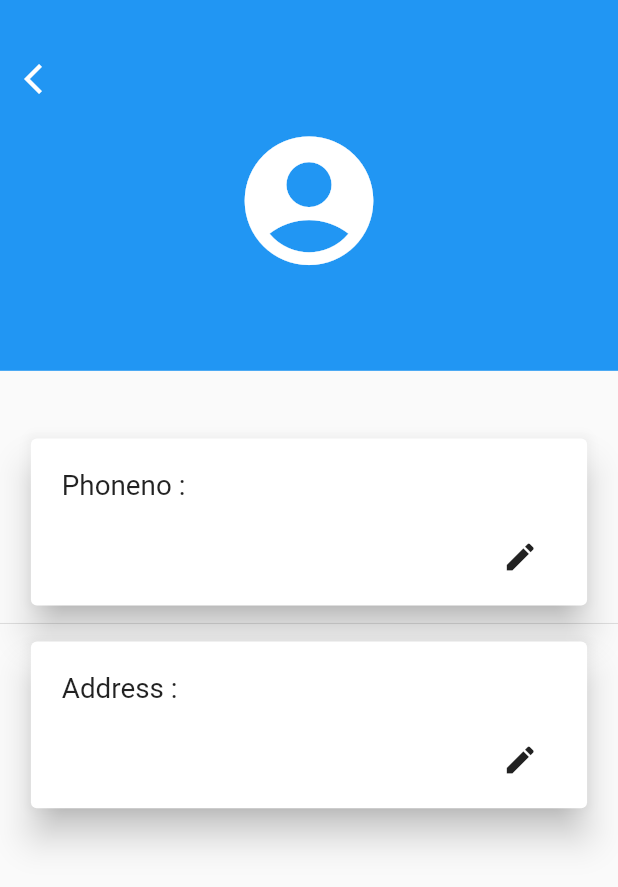
After one commit to swaadheenta/Online_grocery_app, a Flutter app: the Payment screen opened directly, after a tap on "Edit Details", on a phone screen of 412 x 824 dp. The commit adds this screen. Shown: the top 887 px of the screen. Run offline on Flutter 3.47's test engine with Material 2 defaults, Android fonts, the phone set to English and light mode, and no system bars; our stand-ins replace carousel_pro, cloud_firestore, firebase_auth, firebase_core; accounts and stored records are empty.

Commit message:
payment page completed !!

```diff
--- /dev/null
+++ b/lib/editprofile.dart
@@ -0,0 +1,251 @@
+import 'package:Online_grocery_app/Helpers/Devicesize.dart';
+import 'package:cloud_firestore/cloud_firestore.dart';
+import 'package:firebase_auth/firebase_auth.dart';
+import 'package:flutter/material.dart';
+
+class editadd extends StatefulWidget {
+  editadd({Key key}) : super(key: key);
+
+  @override
+  _editaddState createState() => _editaddState();
+}
+
+class _editaddState extends State<editadd> {
+  String phoneno = "";
+  String name = "";
+  String address = "";
+
+  Future<String> getpersonalinfo() async {
+    var docname = FirebaseAuth.instance.currentUser.uid.toString();
+    DocumentSnapshot ds = await FirebaseFirestore.instance
+        .collection("Orders")
+        .doc(docname)
+        .get();
+    setState(() {
+      phoneno = ds["phoneno"];
+      name = ds["name"];
+
+      address = ds["address"];
+    });
+
+    return "yes";
+  }
+
+  Future addphonenotofirebase() async {
+    var docname = FirebaseAuth.instance.currentUser.uid.toString();
+    await FirebaseFirestore.instance
+        .collection("Orders")
+        .doc(docname)
+        .update({"phoneno": phoneno});
+  }
+
+  Future addaddresstofirebase() async {
+    var docname = FirebaseAuth.instance.currentUser.uid;
+    await FirebaseFirestore.instance
+        .collection("Orders")
+        .doc(docname)
+        .update({"address": address});
+  }
+
+  Future<void> _displayTextInputDialogofphoneno(BuildContext context) async {
+    String codeDialog;
+    String valueText;
+
+    TextEditingController _textFieldController = TextEditingController();
+    return showDialog(
+        context: context,
+        builder: (context) {
+          return AlertDialog(
+            title: Text('Enter your phoneno'),
+            content: TextField(
+              onChanged: (value) {
+                setState(() {
+                  valueText = value;
+                });
+              },
+              controller: _textFieldController,
+              //decoration: InputDecoration(hintText: "Text Field in Dialog"),
+            ),
+            actions: <Widget>[
+              GestureDetector(
+                  onTap: () {
+                    setState(() {
+                      //  codeDialog = valueText;
+                      phoneno = valueText;
+                    });
+                    Navigator.pop(context);
+                    addphonenotofirebase();
+                  },
+                  child: Text(
+                    "Submit",
+                    style: TextStyle(color: Colors.blue),
+                  )),
+            ],
+          );
+        });
+  }
+
+  Future<void> _displayTextInputDialogofaddress(BuildContext context) async {
+    String codeDialog;
+    String valueText;
+
+    TextEditingController _textFieldController = TextEditingController();
+    return showDialog(
+        context: context,
+        builder: (context) {
+          return AlertDialog(
+            title: Text('Enter your address'),
+            content: TextField(
+              onChanged: (value) {
+                setState(() {
+                  valueText = value;
+                });
+              },
+              controller: _textFieldController,
+              //decoration: InputDecoration(hintText: "Text Field in Dialog"),
+            ),
+            actions: <Widget>[
+              GestureDetector(
+                  onTap: () {
+                    setState(() {
+                      //  codeDialog = valueText;
+                      address = valueText;
+                    });
+                    Navigator.pop(context);
+                    addaddresstofirebase();
+                  },
+                  child: Text(
+                    "Submit",
+                    style: TextStyle(color: Colors.blue),
+                  )),
+            ],
+          );
+        });
+  }
+
+  @override
+  Widget build(BuildContext context) {
+    getpersonalinfo();
+    return Scaffold(
+
+        body: Stack(alignment: Alignment.center, children: [
+          Positioned(
+            child: Container(
+              height: displayHeight(context),
+              width: displayWidth(context),
+            ),
+          ),
+          Positioned(
+            top: 0.0,
+            child: Container(
+              color: Colors.blue,
+              height: displayHeight(context) * 0.3,
+              width: displayWidth(context),
+            ),
+          ),
+          Positioned(
+              top: displayHeight(context) * 0.1,
+              child: Column(children: [
+                Icon(
+                  Icons.account_circle,
+                  size: displayWidth(context) * 0.25,
+                  color: Colors.white,
+                ),
+                Divider(),
+                Text(
+                  name,
+                  style: TextStyle(
+                      color: Colors.white,
+                      fontSize: displayWidth(context) * 0.04),
+                ),
+              ])),
+          Positioned(
+              top: displayHeight(context) * 0.035,
+              left: displayWidth(context)*0.01,
+              child: IconButton(
+                  icon: Icon(Icons.arrow_back_ios),
+                  color: Colors.white,
+                  onPressed: () {
+                    Navigator.of(context).pop();
+                  })),
+          Positioned(
+              top: displayHeight(context) * 0.35,
+              child: Container(
+                  height: displayHeight(context) * 0.525,
+                  width: displayWidth(context),
+                  child: SingleChildScrollView(
+                      child: Column(children: [
+                    //Card displaying name !!
+
+                    Card(
+                      elevation: 10.0,
+                      child: Container(
+                        height: displayHeight(context) * 0.135,
+                        width: displayWidth(context) * 0.9,
+                        child: Stack(children: [
+                          Positioned(
+                              left: displayWidth(context) * 0.05,
+                              top: displayHeight(context) * 0.025,
+                              child: Text(
+                                "Phoneno :",
+                                style: TextStyle(
+                                    fontSize: displayWidth(context) * 0.045),
+                              )),
+                          Positioned(
+                              right: displayWidth(context) * 0.05,
+                              top: displayHeight(context) * 0.025,
+                              child: Text(
+                                phoneno,
+                                style: TextStyle(
+                                    fontSize: displayWidth(context) * 0.045),
+                              )),
+                          Positioned(
+                              right: displayWidth(context) * 0.05,
+                              bottom: displayHeight(context) * 0.01,
+                              child: IconButton(
+                                onPressed: () =>
+                                    _displayTextInputDialogofphoneno(context),
+                                icon: Icon(Icons.edit),
+                              )),
+                        ]),
+                      ),
+                    ),
+                    Divider(),
+                    //Card displaying address !!
+                    Card(
+                      elevation: 10.0,
+                      child: Container(
+                        height: displayHeight(context) * 0.135,
+                        width: displayWidth(context) * 0.9,
+                        child: Stack(children: [
+                          Positioned(
+                              left: displayWidth(context) * 0.05,
+                              top: displayHeight(context) * 0.025,
+                              child: Text(
+                                "Address :",
+                                style: TextStyle(
+                                    fontSize: displayWidth(context) * 0.045),
+                              )),
+                          Positioned(
+                              right: displayWidth(context) * 0.05,
+                              top: displayHeight(context) * 0.025,
+                              child: Text(
+                                address,
+                                style: TextStyle(
+                                    fontSize: displayWidth(context) * 0.045),
+                              )),
+                          Positioned(
+                              right: displayWidth(context) * 0.05,
+                              bottom: displayHeight(context) * 0.01,
+                              child: IconButton(
+                                onPressed: () =>
+                                    _displayTextInputDialogofaddress(context),
+                                icon: Icon(Icons.edit),
+                              )),
+                        ]),
+                      ),
+                    ),
+                  ]))))
+        ]));
+  }
+}
--- a/lib/main.dart
+++ b/lib/main.dart
@@ -17,6 +17,6 @@ Future<void> main() async {
 class MyApp extends StatelessWidget {
   @override
   Widget build(BuildContext context) {
-    return MaterialApp(home:ushome());
+    return MaterialApp(home:first());
   }
 }
--- a/lib/payment.dart
+++ b/lib/payment.dart
@@ -1,6 +1,7 @@
 import 'package:Online_grocery_app/Authentication/firstscreen.dart';
 import 'package:Online_grocery_app/Helpers/Devicesize.dart';
 import 'package:Online_grocery_app/Profile.dart';
+import 'package:Online_grocery_app/editprofile.dart';
 import 'package:Online_grocery_app/home.dart';
 import 'package:cloud_firestore/cloud_firestore.dart';
 import 'package:firebase_auth/firebase_auth.dart';
@@ -38,12 +39,12 @@ class _PaymentState extends State<Payment> {
         context: context,
         builder: (BuildContext context) {
           return Container(
-            decoration: BoxDecoration(
+            /*decoration: BoxDecoration(
               gradient: LinearGradient(colors: [
                 Color(0xffbDE6262),
                 Color(0xffbFFB88C),
               ]),
-            ),
+            ),*/
             height: displayHeight(context) * 0.2,
             width: displayWidth(context),
             child: Column(
@@ -52,9 +53,11 @@ class _PaymentState extends State<Payment> {
                   height: displayHeight(context) * 0.02,
                 ),
                 Text(
-                  "Thanks for shopping !!",
+                  "Thank You For Shopping !!",
                   style: TextStyle(
-                      color: Colors.white,
+                      color: Colors.black,
+                     // fontWeight: FontWeight.w500,
+                      fontFamily: "BreeSerif",
                       fontSize: displayWidth(context) * 0.045),
                 ),
                 SizedBox(
@@ -74,10 +77,15 @@ class _PaymentState extends State<Payment> {
                       },
                       child: Card(
                         elevation: 10.0,
+                        shape: RoundedRectangleBorder(borderRadius: BorderRadius.all(Radius.circular(10.0))),
                         child: Container(
                           height: displayHeight(context) * 0.045,
                           width: displayWidth(context) * 0.35,
-                          child: Center(child: Text("Continue Shopping")),
+                          decoration: BoxDecoration(
+                           color: Colors.blue,
+                            borderRadius: BorderRadius.all(Radius.circular(10.0))),
+
+                          child: Center(child: Text("Continue Shopping",style: TextStyle(color: Colors.white),)),
                         ),
                       ),
                     ),
@@ -89,10 +97,14 @@ class _PaymentState extends State<Payment> {
                       },
                       child: Card(
                         elevation: 10.0,
+                        shape: RoundedRectangleBorder(borderRadius: BorderRadius.all(Radius.circular(10.0))),
                         child: Container(
                           height: displayHeight(context) * 0.045,
-                          width: displayWidth(context) * 0.25,
-                          child: Center(child: Text("Log Out")),
+                          width: displayWidth(context) * 0.35,
+                          decoration: BoxDecoration(
+                            color: Colors.blue,
+                            borderRadius: BorderRadius.all(Radius.circular(10.0))),
+                          child: Center(child: Text("Log Out",style: TextStyle(color: Colors.white),)),
                         ),
                       ),
                     ),
@@ -195,30 +207,40 @@ class _PaymentState extends State<Payment> {
               child: Row(
                 mainAxisAlignment: MainAxisAlignment.spaceAround,
                 children: [
-                  Container(
-                    height: displayHeight(context) * 0.065,
+                  Card(
+                    shape: RoundedRectangleBorder(borderRadius: BorderRadius.all(Radius.circular(10.0))),
+                                      child: Container(
+                      height: displayHeight(context) * 0.045,
                       width: displayWidth(context) * 0.4,
+                      decoration: BoxDecoration(
                          color: Colors.red,
+                        borderRadius: BorderRadius.all(Radius.circular(10.0)) ),
+
                       child: Center(
                           child: Text(
                         "Pay Rs $finalans",
                         style: TextStyle(
-                          fontSize: displayWidth(context) * 0.055,
+                            fontSize: displayWidth(context) * 0.045,
                             color: Colors.white),
                       )),
+                    ),
                   ),
 
                     GestureDetector(
                       onTap: () {
                         Navigator.push(context,
-                            MaterialPageRoute(builder: (context) => profile()));
+                            MaterialPageRoute(builder: (context) => editadd()));
                       },
                       child: Card(
                         elevation: 10.0,
+                        shape: RoundedRectangleBorder(borderRadius: BorderRadius.all(Radius.circular(10.0))),
                         child: Container(
                           height: displayHeight(context) * 0.045,
-                          width: displayWidth(context) * 0.25,
-                          child: Center(child: Text("Edit Details")),
+                          width: displayWidth(context) * 0.35,
+                          child: Center(child: Text("Edit Details", style: TextStyle(
+                            fontSize: displayWidth(context) * 0.045,
+                            //color: Colors.white
+                            ),)),
                         ),
                       ),
                     ),
```
Also changed, not shown: lib/List.dart (+20 -13 lines), lib/Profile.dart (+5 -26 lines). Lines whose indentation alone changed are shown as unchanged.
